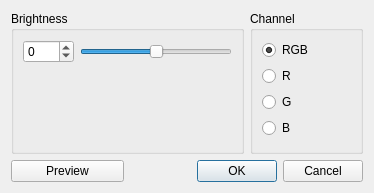
Above: brightnessdialog.ui from mbobowsk/DarQwin before the change. Below: the same form after it.
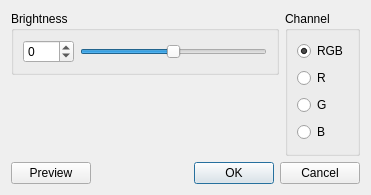
That is the form after the change.

```diff
--- a/brightnessdialog.ui
+++ b/brightnessdialog.ui
@@ -6,61 +6,15 @@
    <rect>
     <x>0</x>
     <y>0</y>
-    <width>374</width>
-    <height>193</height>
+    <width>371</width>
+    <height>195</height>
    </rect>
   </property>
   <property name="windowTitle">
    <string>Brightness</string>
   </property>
   <layout class="QGridLayout" name="gridLayout_2">
-   <item row="0" column="2">
-    <widget class="QGroupBox" name="channelGroupBox">
-     <property name="minimumSize">
-      <size>
-       <width>0</width>
-       <height>0</height>
-      </size>
-     </property>
-     <property name="title">
-      <string>Channel</string>
-     </property>
-     <layout class="QVBoxLayout" name="verticalLayout">
-      <item>
-       <widget class="QRadioButton" name="rgbButton">
-        <property name="text">
-         <string>RGB</string>
-        </property>
-        <property name="checked">
-         <bool>true</bool>
-        </property>
-       </widget>
-      </item>
-      <item>
-       <widget class="QRadioButton" name="rButton">
-        <property name="text">
-         <string>R</string>
-        </property>
-       </widget>
-      </item>
-      <item>
-       <widget class="QRadioButton" name="gButton">
-        <property name="text">
-         <string>G</string>
-        </property>
-       </widget>
-      </item>
-      <item>
-       <widget class="QRadioButton" name="bButton">
-        <property name="text">
-         <string>B</string>
-        </property>
-       </widget>
-      </item>
-     </layout>
-    </widget>
-   </item>
-   <item row="0" column="0" colspan="2">
+   <item row="0" column="0">
     <widget class="QGroupBox" name="brightnessGroupBox">
      <property name="sizePolicy">
       <sizepolicy hsizetype="Expanding" vsizetype="Preferred">
@@ -119,38 +73,88 @@
         </property>
        </widget>
       </item>
-      <item row="1" column="1">
-       <spacer name="verticalSpacer">
-        <property name="orientation">
-         <enum>Qt::Vertical</enum>
-        </property>
-        <property name="sizeHint" stdset="0">
-         <size>
-          <width>20</width>
-          <height>40</height>
-         </size>
-        </property>
-       </spacer>
-      </item>
      </layout>
     </widget>
    </item>
-   <item row="1" column="1" colspan="2">
-    <widget class="QDialogButtonBox" name="buttonBox">
-     <property name="orientation">
-      <enum>Qt::Horizontal</enum>
+   <item row="0" column="1" rowspan="2">
+    <widget class="QGroupBox" name="channelGroupBox">
+     <property name="minimumSize">
+      <size>
+       <width>0</width>
+       <height>0</height>
+      </size>
      </property>
-     <property name="standardButtons">
-      <set>QDialogButtonBox::Cancel|QDialogButtonBox::Ok</set>
+     <property name="title">
+      <string>Channel</string>
      </property>
+     <layout class="QVBoxLayout" name="verticalLayout">
+      <item>
+       <widget class="QRadioButton" name="rgbButton">
+        <property name="text">
+         <string>RGB</string>
+        </property>
+        <property name="checked">
+         <bool>true</bool>
+        </property>
+       </widget>
+      </item>
+      <item>
+       <widget class="QRadioButton" name="rButton">
+        <property name="text">
+         <string>R</string>
+        </property>
+       </widget>
+      </item>
+      <item>
+       <widget class="QRadioButton" name="gButton">
+        <property name="text">
+         <string>G</string>
+        </property>
+       </widget>
+      </item>
+      <item>
+       <widget class="QRadioButton" name="bButton">
+        <property name="text">
+         <string>B</string>
+        </property>
+       </widget>
+      </item>
+     </layout>
     </widget>
    </item>
    <item row="1" column="0">
-    <widget class="QPushButton" name="previewButton">
-     <property name="text">
-      <string>Preview</string>
+    <spacer name="verticalSpacer">
+     <property name="orientation">
+      <enum>Qt::Vertical</enum>
      </property>
-    </widget>
+     <property name="sizeHint" stdset="0">
+      <size>
+       <width>20</width>
+       <height>70</height>
+      </size>
+     </property>
+    </spacer>
+   </item>
+   <item row="2" column="0" colspan="2">
+    <layout class="QHBoxLayout" name="horizontalLayout">
+     <item>
+      <widget class="QPushButton" name="previewButton">
+       <property name="text">
+        <string>Preview</string>
+       </property>
+      </widget>
+     </item>
+     <item>
+      <widget class="QDialogButtonBox" name="buttonBox">
+       <property name="orientation">
+        <enum>Qt::Horizontal</enum>
+       </property>
+       <property name="standardButtons">
+        <set>QDialogButtonBox::Cancel|QDialogButtonBox::Ok</set>
+       </property>
+      </widget>
+     </item>
+    </layout>
    </item>
   </layout>
  </widget>
```
